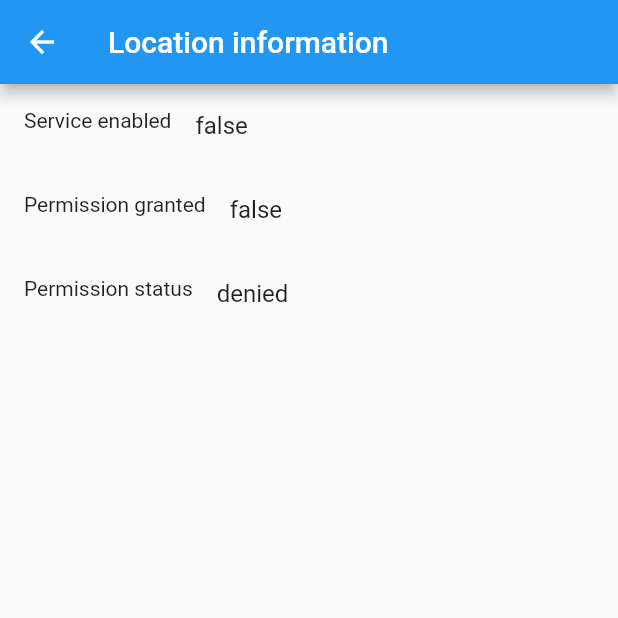
After one commit to LiquidityGallery/liquidity_gallery, a Flutter app: the screen it shows after launch, after a tap on "Location Info", on a phone screen of 412 x 824 dp, the top half of it. The commit adds this screen. Run offline on Flutter 3.47's test engine with Material 2 defaults, Android fonts, the phone set to English and light mode, and no system bars; our stand-ins replace date_time_picker, flutter_signin_button, geocoding, google_maps_flutter, location.

Commit message:
Widgets added
Widgets
- DefaultGoogleMap
- AddressText
- LocationText

Functions
- getLocation
- showMessage

```diff
--- /dev/null
+++ b/example/lib/LocationInfoView.dart
@@ -0,0 +1,128 @@
+import 'package:flutter/foundation.dart';
+import 'package:flutter/material.dart';
+import 'package:location/location.dart';
+
+class LocationInfoView extends StatefulWidget {
+  @override
+  _LocationViewState createState() => _LocationViewState();
+}
+
+class _LocationViewState extends State<LocationInfoView> {
+  Location _location = new Location();
+
+  bool _serviceEnabled = false;
+  PermissionStatus _permissionStatus = PermissionStatus.denied;
+  LocationData? _locationData;
+
+  Future<void> _checkLocationPermission() async {
+    print('Checking location service enable...');
+    _serviceEnabled = await _location.serviceEnabled();
+    if (!_serviceEnabled) {
+      print('Location service disable');
+      print('Requesting location service enable...');
+      _serviceEnabled = await _location.requestService();
+      if (!_serviceEnabled) {
+        print('Location service request denied');
+        return;
+      }
+    }
+    print('Location service enabled');
+
+    print('Checking location permission...');
+    _permissionStatus = await _location.hasPermission();
+    if (_permissionStatus == PermissionStatus.denied) {
+      print('Location permission denied');
+      print('Requesting location permission...');
+      _permissionStatus = await _location.requestPermission();
+      if (_permissionStatus != PermissionStatus.granted) {
+        print('Location permission denied');
+        return;
+      }
+    }
+    print('Location permission granted');
+
+    print('Loading location data...');
+    _locationData = await _location.getLocation();
+    print('Location data loaded');
+    setState(() {});
+  }
+
+  @override
+  void initState() {
+    super.initState();
+    _checkLocationPermission();
+  }
+
+  @override
+  Widget build(BuildContext context) {
+    return Scaffold(
+      appBar: AppBar(
+        title: Text('Location information'),
+      ),
+      body: ListView(
+        children: [
+          ListTile(
+            leading: Text('Service enabled'),
+            title: Text('$_serviceEnabled'),
+          ),
+          ListTile(
+            leading: Text('Permission granted'),
+            title: Text('${_permissionStatus == PermissionStatus.granted}'),
+          ),
+          ListTile(
+            leading: Text('Permission status'),
+            title: Text('${describeEnum(_permissionStatus)}'),
+          ),
+          _locationData != null ? _locationDataField() : Container()
+        ],
+      ),
+    );
+  }
+
+  Widget _locationDataField() {
+    return Column(
+      children: [
+        ListTile(
+          leading: Text('latitude'),
+          title: Text('${_locationData!.latitude}'),
+        ),
+        ListTile(
+          leading: Text('longitude'),
+          title: Text('${_locationData!.longitude}'),
+        ),
+        ListTile(
+          leading: Text('accuracy'),
+          title: Text('${_locationData!.accuracy}'),
+        ),
+        ListTile(
+          leading: Text('altitude'),
+          title: Text('${_locationData!.altitude}'),
+        ),
+        ListTile(
+          leading: Text('speed'),
+          title: Text('${_locationData!.speed}'),
+        ),
+        ListTile(
+          leading: Text('speed accuracy'),
+          title: Text('${_locationData!.speedAccuracy}'),
+        ),
+        ListTile(
+          leading: Text('heading'),
+          title: Text('${_locationData!.heading}'),
+        ),
+        ListTile(
+          leading: Text('heading accuracy'),
+          title: Text('${_locationData!.headingAccuracy}'),
+        ),
+        ListTile(
+          leading: Text('time'),
+          title: Text('${_locationData!.time}'),
+        ),
+        ListTile(
+          leading: Text('is mock?'),
+          title: Text('${_locationData!.isMock}'),
+        )
+      ],
+    );
+  }
+}
--- a/example/lib/main.dart
+++ b/example/lib/main.dart
@@ -1,8 +1,10 @@
+import 'package:example/LocationView.dart';
 import 'package:example/StartEndDatePickerView.dart';
 import 'package:example/TwitterLightOutView.dart';
-import 'package:example/TwitterLoginView.dart';
 import 'package:flutter/material.dart';
 import 'package:liquidity_gallery/liquidity_gallery.dart';
+
+import 'LocationInfoView.dart';
 
 void main() => runApp(MyApp());
 
@@ -37,7 +39,14 @@ class MainView extends StatelessWidget {
             title: Text('Twitter Light Out Login'),
             onTap: () {
               Navigator.push(
-                  context, MaterialPageRoute(builder: (_) => Container()));
+                  context,
+                  MaterialPageRoute(
+                      builder: (_) => TwitterLoginView(
+                            onLogin: (username, password) {
+                              print('Username: $username, Password: $password');
+                            },
+                            onGoogleLogin: () {},
+                          )));
             },
           ),
           ListTile(
@@ -46,7 +55,16 @@ class MainView extends StatelessWidget {
                 context,
                 MaterialPageRoute(
                     builder: (context) => StartEndDatePickerView())),
-          )
+          ),
+          ListTile(
+            title: Text('Location Info'),
+            onTap: () => Navigator.push(
+                context, MaterialPageRoute(builder: (_) => LocationInfoView())),
+          ),
+          ListTile(
+              title: Text('Location and Google Map'),
+              onTap: () => Navigator.push(
+                  context, MaterialPageRoute(builder: (_) => LocationView())))
         ],
       ),
     );
--- /dev/null
+++ b/lib/Functions/getLocation.dart
@@ -0,0 +1,40 @@
+import 'package:location/location.dart';
+
+/// Function to get current location
+/// See usage on example [LocationInfoView.dart]
+Future<void> checkLocationPermission() async {
+  Location _location = Location();
+
+  print('Checking location service enable...');
+  var _serviceEnabled = await _location.serviceEnabled();
+  if (!_serviceEnabled) {
+    print('Location service disable');
+    print('Requesting location service enable...');
+    _serviceEnabled = await _location.requestService();
+    if (!_serviceEnabled) {
+      print('Location service request denied');
+      return ;
+    }
+  }
+  print('Location service enabled');
+
+  print('Checking location permission...');
+  var _permissionStatus = await _location.hasPermission();
+  if (_permissionStatus == PermissionStatus.denied) {
+    print('Location permission denied');
+    print('Requesting location permission...');
+    _permissionStatus = await _location.requestPermission();
+    if (_permissionStatus != PermissionStatus.granted) {
+      print('Location permission denied');
+      return ;
+    }
+  }
+  print('Location permission granted');
+}
+
+Future<LocationData> getLocation() async {
+  print('Loading location data...');
+  LocationData _locationData =  await Location().getLocation();
+  print('Location data loaded');
+  return _locationData;
+}
--- /dev/null
+++ b/lib/Functions/showMessage.dart
@@ -0,0 +1,6 @@
+import 'package:flutter/material.dart';
+
+/// Simplify ScaffoldMessage.of(context).showSnackBar()
+void showMessage(BuildContext context, String message) {
+  ScaffoldMessenger.of(context).showSnackBar(SnackBar(content: Text('$message')));
+}
--- a/lib/liquidity_gallery.dart
+++ b/lib/liquidity_gallery.dart
@@ -5,3 +5,9 @@ export 'Widgets/BorderTextField.dart'; // A custom textfield with Border on it.
 export 'Widgets/ConfirmButton.dart';  // A custom button with pre-build rounded colorful shape on it.
 export 'Themes/TwitterLightOutTheme.dart';
 export 'Widgets/StartEndDatePicker.dart';
+export 'LoginViews/TwitterLoginView.dart';
+export 'Widgets/TextDivider.dart';
+export 'Functions/showMessage.dart';
+export 'Functions/getLocation.dart';
+export 'Widgets/AddressText.dart';
+export 'Widgets/DefaultGoogleMap.dart';
--- a/pubspec.yaml
+++ b/pubspec.yaml
@@ -10,7 +10,11 @@ environment:
 dependencies:
   flutter:
     sdk: flutter
-  date_time_picker: ^2.0.0 #https://pub.dev/packages/date_time_picker
+  date_time_picker: ^2.0.0
+  flutter_signin_button: ^2.0.0
+  location: ^4.3.0
+  google_maps_flutter: ^2.0.6
+  geocoding: ^2.0.0
 
 dev_dependencies:
   flutter_test:
```
Also changed, not shown: example/lib/LocationView.dart (added, +79 -0 lines), example/lib/TwitterLoginView.dart (deleted, +0 -103 lines), lib/LoginViews/TwitterLoginView.dart (added, +149 -0 lines), lib/Widgets/AddressText.dart (added, +32 -0 lines), lib/Widgets/DefaultGoogleMap.dart (added, +24 -0 lines), lib/Widgets/LocationText.dart (added, +37 -0 lines), lib/Widgets/TextDivider.dart (added, +13 -0 lines), example/pubspec.lock, pubspec.lock, 15 other files.
